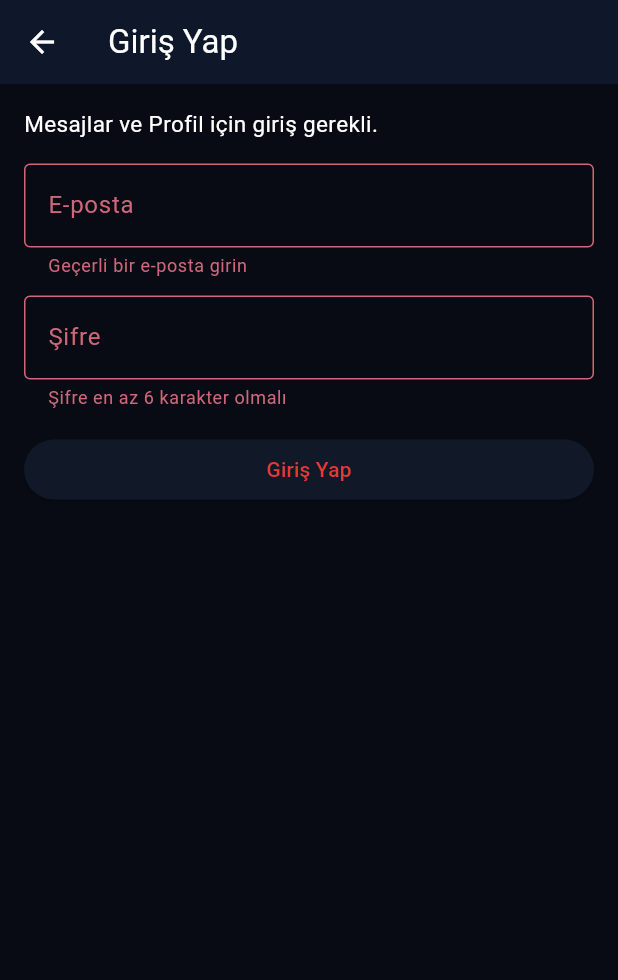
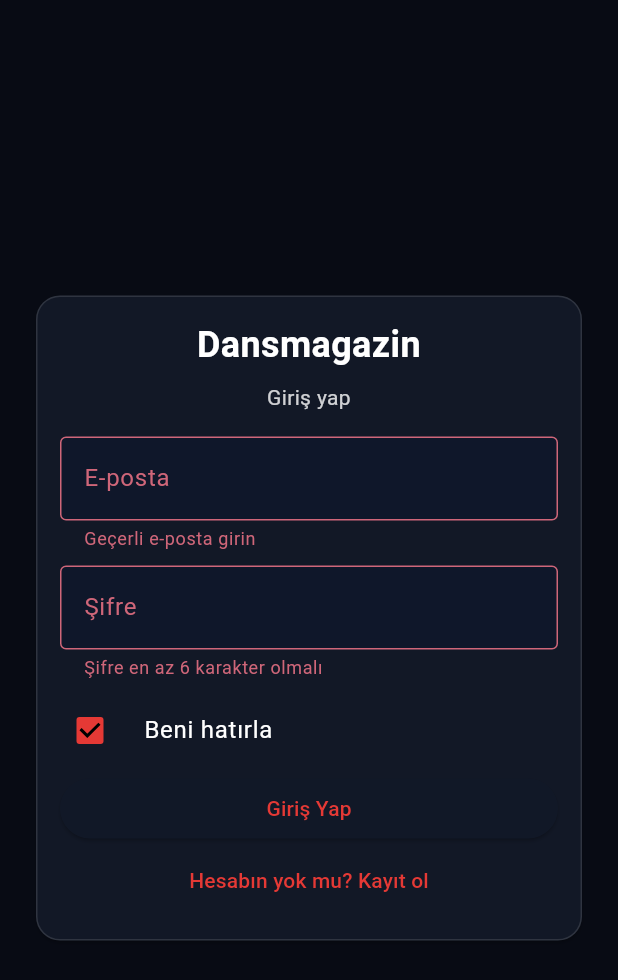
Before and after one commit to ismailustundag/dansmagazin, a Flutter app: the screen it shows after launch, item 4 of the bottom bar chosen, after a tap on "Giriş Yap", on a phone screen of 412 x 824 dp. Shown: the top 980 px of the screen. Run offline on Flutter 3.47's test engine with Material 3 defaults, Android fonts, the phone set to English and light mode, and no system bars; our stand-ins replace flutter_html, image_picker, shared_preferences, webview_flutter; network calls fail.

Commit message:
Add startup auth/register screen with remember me and guest mode

```diff
--- a/mobile_app_preview/lib/main.dart
+++ b/mobile_app_preview/lib/main.dart
@@ -1,8 +1,9 @@
 import 'package:flutter/material.dart';
+import 'package:shared_preferences/shared_preferences.dart';
 
+import 'screens/auth_screen.dart';
 import 'screens/discover_screen.dart';
 import 'screens/events_screen.dart';
-import 'screens/login_screen.dart';
 import 'screens/messages_screen.dart';
 import 'screens/photos_screen.dart';
 import 'screens/profile_screen.dart';
@@ -41,17 +42,72 @@ class RootScreen extends StatefulWidget {
 }
 
 class _RootScreenState extends State<RootScreen> {
+  static const _kRemember = 'auth.remember';
+  static const _kLoggedIn = 'auth.logged_in';
+  static const _kName = 'auth.name';
+  static const _kEmail = 'auth.email';
+
   int _index = 0;
+  bool _bootDone = false;
   bool _isLoggedIn = false;
+  bool _guestMode = false;
   String _userName = '';
   String _userEmail = '';
 
-  Future<void> _openLogin({int? targetIndex}) async {
-    final result = await Navigator.of(context).push<LoginResult>(
-      MaterialPageRoute(builder: (_) => const LoginScreen()),
+  @override
+  void initState() {
+    super.initState();
+    _restoreSession();
+  }
+
+  Future<void> _restoreSession() async {
+    final prefs = await SharedPreferences.getInstance();
+    final remember = prefs.getBool(_kRemember) ?? false;
+    final loggedIn = prefs.getBool(_kLoggedIn) ?? false;
+    if (!mounted) return;
+    setState(() {
+      _isLoggedIn = remember && loggedIn;
+      _guestMode = !_isLoggedIn;
+      _userName = prefs.getString(_kName) ?? '';
+      _userEmail = prefs.getString(_kEmail) ?? '';
+      _bootDone = true;
+    });
+  }
+
+  Future<void> _persist({
+    required bool remember,
+    required bool loggedIn,
+    required String name,
+    required String email,
+  }) async {
+    final prefs = await SharedPreferences.getInstance();
+    await prefs.setBool(_kRemember, remember);
+    await prefs.setBool(_kLoggedIn, loggedIn);
+    await prefs.setString(_kName, name);
+    await prefs.setString(_kEmail, email);
+  }
+
+  Future<void> _openAuth({required bool allowGuest, int? targetIndex}) async {
+    final result = await Navigator.of(context).push<AuthResult>(
+      MaterialPageRoute(builder: (_) => AuthScreen(allowGuest: allowGuest)),
     );
     if (result == null || !mounted) return;
+    if (result.action == AuthAction.guest) {
+      setState(() {
+        _guestMode = true;
+        _isLoggedIn = false;
+      });
+      return;
+    }
+    await _persist(
+      remember: result.rememberMe,
+      loggedIn: true,
+      name: result.name,
+      email: result.email,
+    );
+    if (!mounted) return;
     setState(() {
+      _guestMode = true;
       _isLoggedIn = true;
       _userName = result.name;
       _userEmail = result.email;
@@ -59,18 +115,21 @@ class _RootScreenState extends State<RootScreen> {
     });
   }
 
-  void _logout() {
+  Future<void> _logout() async {
+    await _persist(remember: false, loggedIn: false, name: '', email: '');
+    if (!mounted) return;
     setState(() {
       _isLoggedIn = false;
       _userName = '';
       _userEmail = '';
       _index = 0;
+      _guestMode = false;
     });
   }
 
   void _onNavTap(int i) {
     if ((i == 3 || i == 4) && !_isLoggedIn) {
-      _openLogin(targetIndex: i);
+      _openAuth(allowGuest: false, targetIndex: i);
       return;
     }
     setState(() => _index = i);
@@ -78,20 +137,36 @@ class _RootScreenState extends State<RootScreen> {
 
   @override
   Widget build(BuildContext context) {
+    if (!_bootDone) {
+      return const Scaffold(
+        body: Center(child: CircularProgressIndicator()),
+      );
+    }
+    if (!_guestMode && !_isLoggedIn) {
+      WidgetsBinding.instance.addPostFrameCallback((_) {
+        _openAuth(allowGuest: true);
+      });
+      return const Scaffold(
+        body: Center(child: CircularProgressIndicator()),
+      );
+    }
+
     final pages = [
       const DiscoverScreen(),
       const EventsScreen(),
       const PhotosScreen(),
       MessagesScreen(
         isLoggedIn: _isLoggedIn,
-        onLoginTap: () => _openLogin(targetIndex: 3),
+        onLoginTap: () => _openAuth(allowGuest: false, targetIndex: 3),
       ),
       ProfileScreen(
         isLoggedIn: _isLoggedIn,
         userName: _userName,
         userEmail: _userEmail,
-        onLoginTap: () => _openLogin(targetIndex: 4),
-        onLogoutTap: _logout,
+        onLoginTap: () => _openAuth(allowGuest: false, targetIndex: 4),
+        onLogoutTap: () {
+          _logout();
+        },
       ),
     ];
 
--- /dev/null
+++ b/mobile_app_preview/lib/screens/auth_screen.dart
@@ -0,0 +1,189 @@
+import 'package:flutter/material.dart';
+
+enum AuthAction { login, register, guest }
+
+class AuthResult {
+  final AuthAction action;
+  final String name;
+  final String email;
+  final bool rememberMe;
+
+  const AuthResult({
+    required this.action,
+    this.name = '',
+    this.email = '',
+    this.rememberMe = false,
+  });
+}
+
+class AuthScreen extends StatefulWidget {
+  final bool allowGuest;
+
+  const AuthScreen({super.key, this.allowGuest = true});
+
+  @override
+  State<AuthScreen> createState() => _AuthScreenState();
+}
+
+class _AuthScreenState extends State<AuthScreen> {
+  final _formKey = GlobalKey<FormState>();
+  bool _isRegister = false;
+  bool _rememberMe = true;
+
+  final _nameCtrl = TextEditingController();
+  final _emailCtrl = TextEditingController();
+  final _passwordCtrl = TextEditingController();
+  final _passwordAgainCtrl = TextEditingController();
+
+  @override
+  void dispose() {
+    _nameCtrl.dispose();
+    _emailCtrl.dispose();
+    _passwordCtrl.dispose();
+    _passwordAgainCtrl.dispose();
+    super.dispose();
+  }
+
+  void _submit() {
+    if (!(_formKey.currentState?.validate() ?? false)) return;
+    final email = _emailCtrl.text.trim();
+    final name = _isRegister ? _nameCtrl.text.trim() : email.split('@').first;
+    Navigator.of(context).pop(
+      AuthResult(
+        action: _isRegister ? AuthAction.register : AuthAction.login,
+        name: name,
+        email: email,
+        rememberMe: _rememberMe,
+      ),
+    );
+  }
+
+  @override
+  Widget build(BuildContext context) {
+    return Scaffold(
+      backgroundColor: const Color(0xFF080B14),
+      body: SafeArea(
+        child: Center(
+          child: SingleChildScrollView(
+            padding: const EdgeInsets.all(20),
+            child: ConstrainedBox(
+              constraints: const BoxConstraints(maxWidth: 420),
+              child: Card(
+                color: const Color(0xFF121826),
+                shape: RoundedRectangleBorder(
+                  borderRadius: BorderRadius.circular(16),
+                  side: const BorderSide(color: Colors.white12),
+                ),
+                child: Padding(
+                  padding: const EdgeInsets.all(16),
+                  child: Form(
+                    key: _formKey,
+                    child: Column(
+                      crossAxisAlignment: CrossAxisAlignment.stretch,
+                      children: [
+                        const Text(
+                          'Dansmagazin',
+                          textAlign: TextAlign.center,
+                          style: TextStyle(fontSize: 24, fontWeight: FontWeight.w700),
+                        ),
+                        const SizedBox(height: 8),
+                        Text(
+                          _isRegister ? 'Yeni hesap oluştur' : 'Giriş yap',
+                          textAlign: TextAlign.center,
+                          style: TextStyle(color: Colors.white.withOpacity(0.8)),
+                        ),
+                        const SizedBox(height: 16),
+                        if (_isRegister) ...[
+                          _field(
+                            _nameCtrl,
+                            label: 'Ad Soyad',
+                            validator: (v) => (v ?? '').trim().isEmpty ? 'Ad soyad zorunlu' : null,
+                          ),
+                          const SizedBox(height: 10),
+                        ],
+                        _field(
+                          _emailCtrl,
+                          label: 'E-posta',
+                          keyboardType: TextInputType.emailAddress,
+                          validator: (v) {
+                            final value = (v ?? '').trim();
+                            if (value.isEmpty || !value.contains('@')) return 'Geçerli e-posta girin';
+                            return null;
+                          },
+                        ),
+                        const SizedBox(height: 10),
+                        _field(
+                          _passwordCtrl,
+                          label: 'Şifre',
+                          obscureText: true,
+                          validator: (v) => (v ?? '').length < 6 ? 'Şifre en az 6 karakter olmalı' : null,
+                        ),
+                        if (_isRegister) ...[
+                          const SizedBox(height: 10),
+                          _field(
+                            _passwordAgainCtrl,
+                            label: 'Şifre Tekrar',
+                            obscureText: true,
+                            validator: (v) => v != _passwordCtrl.text ? 'Şifreler eşleşmiyor' : null,
+                          ),
+                        ],
+                        const SizedBox(height: 6),
+                        CheckboxListTile(
+                          contentPadding: EdgeInsets.zero,
+                          value: _rememberMe,
+                          onChanged: (v) => setState(() => _rememberMe = v ?? true),
+                          title: const Text('Beni hatırla'),
+                          controlAffinity: ListTileControlAffinity.leading,
+                        ),
+                        ElevatedButton(
+                          onPressed: _submit,
+                          child: Text(_isRegister ? 'Kayıt Ol' : 'Giriş Yap'),
+                        ),
+                        TextButton(
+                          onPressed: () => setState(() => _isRegister = !_isRegister),
+                          child: Text(_isRegister ? 'Hesabım var, giriş yap' : 'Hesabın yok mu? Kayıt ol'),
+                        ),
+                        if (widget.allowGuest) ...[
+                          const SizedBox(height: 4),
+                          OutlinedButton(
+                            onPressed: () {
+                              Navigator.of(context).pop(
+                                const AuthResult(action: AuthAction.guest),
+                              );
+                            },
+                            child: const Text('Kayıt olmadan devam et'),
+                          ),
+                        ],
+                      ],
+                    ),
+                  ),
+                ),
+              ),
+            ),
+          ),
+        ),
+      ),
+    );
+  }
+
+  Widget _field(
+    TextEditingController controller, {
+    required String label,
+    String? Function(String?)? validator,
+    bool obscureText = false,
+    TextInputType? keyboardType,
+  }) {
+    return TextFormField(
+      controller: controller,
+      validator: validator,
+      obscureText: obscureText,
+      keyboardType: keyboardType,
+      decoration: InputDecoration(
+        labelText: label,
+        border: const OutlineInputBorder(),
+        filled: true,
+        fillColor: const Color(0xFF0F172A),
+      ),
+    );
+  }
+}
--- a/mobile_app_preview/pubspec.yaml
+++ b/mobile_app_preview/pubspec.yaml
@@ -15,6 +15,7 @@ dependencies:
   url_launcher: ^6.3.1
   webview_flutter: ^4.10.0
   image_picker: ^1.1.2
+  shared_preferences: ^2.3.2
 
 dev_dependencies:
   flutter_test:
```
